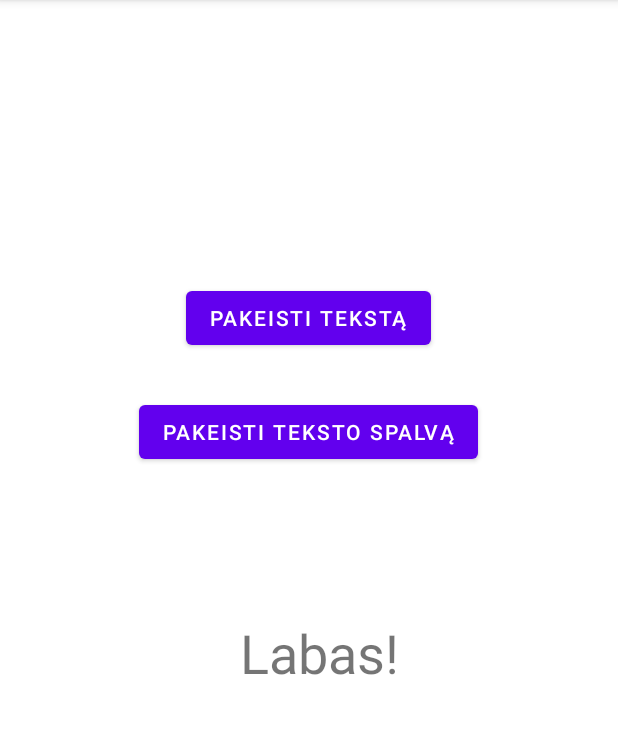
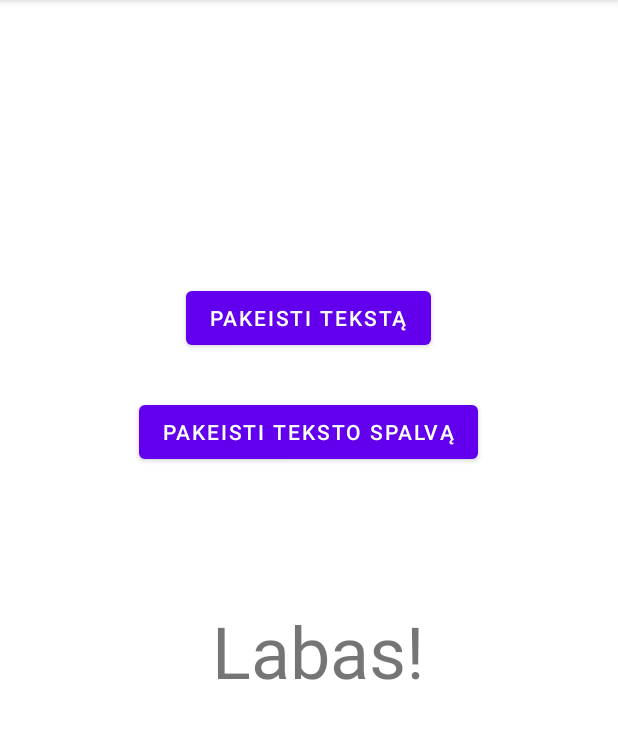
Before and after one commit to lauratmanaviciute/PirmasPraktinisDarbas, an Android app: the screen it shows after launch (MainActivity), on a phone screen of 412 x 824 dp, the part 84-823 px from its top. Run offline under Robolectric (Android 15) with nearby library versions, the phone set to English and light mode, and no system bars.

Commit message:
Changed Main TextView text size

```diff
--- a/app/src/main/res/layout/activity_main.xml
+++ b/app/src/main/res/layout/activity_main.xml
@@ -17,7 +17,7 @@
         app:layout_constraintStart_toStartOf="parent"
         app:layout_constraintTop_toTopOf="parent"
         app:layout_constraintVertical_bias="0.571"
-        android:textSize="36sp" />
+        android:textSize="48sp" />
 
     <Button
         android:id="@+id/btnChangeMainText"
```
